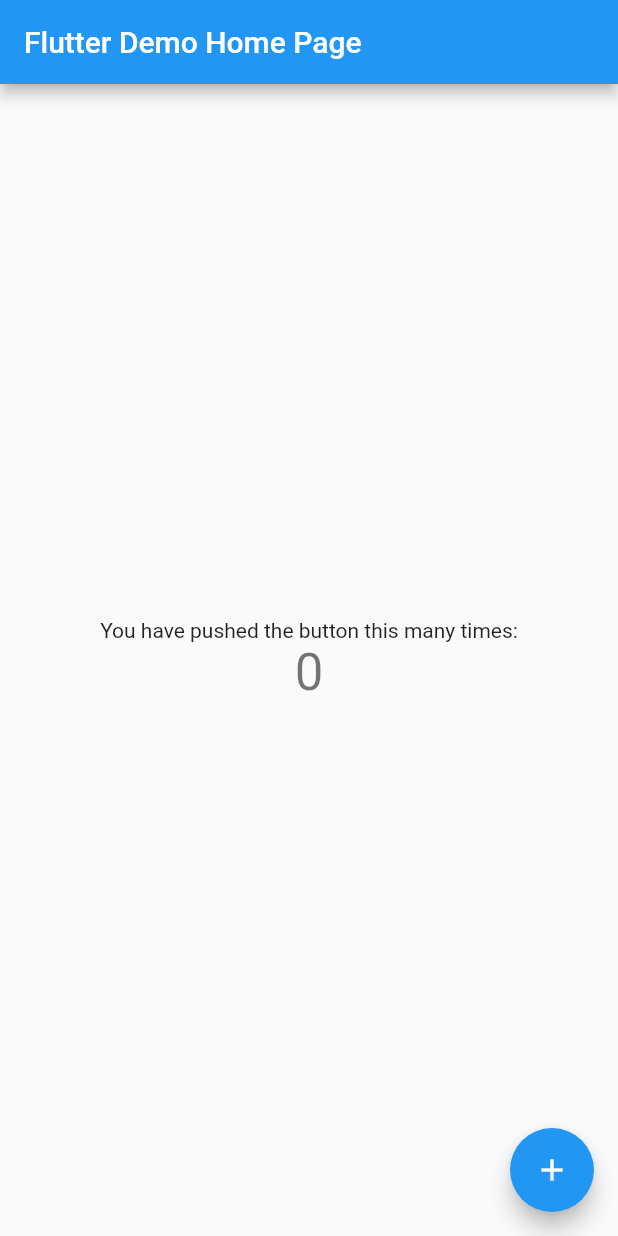
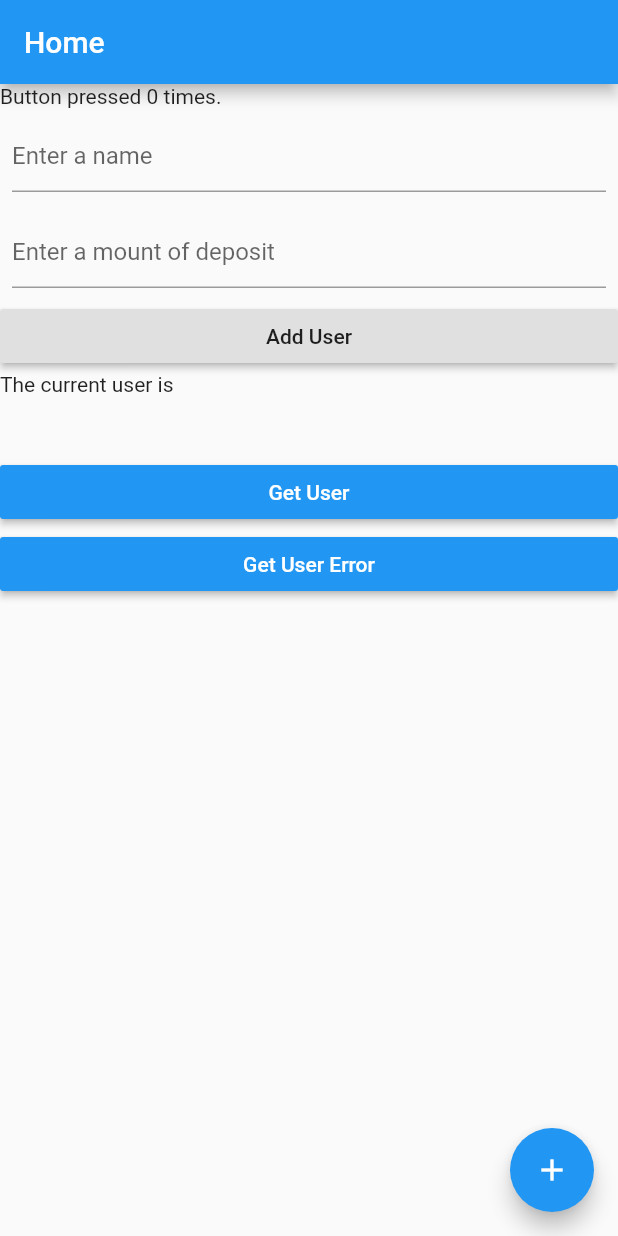
Before and after one commit to bruceo-beflex/BeflexCleanArchitecture, a Flutter app: the screen it shows after launch, on a phone screen of 412 x 824 dp. Run offline on Flutter 3.47's test engine with Material 2 defaults, Android fonts, the phone set to English and light mode, and no system bars; our stand-ins replace flutter_clean_architecture, rxdart; accounts and stored records are empty.

Commit message:
temp commit

```diff
--- a/lib/main.dart
+++ b/lib/main.dart
@@ -1,64 +1,4 @@
 import 'package:flutter/material.dart';
+import 'src/root.dart';
 
 void main() => runApp(MyApp());
-
-class MyApp extends StatelessWidget {
-  // This widget is the root of your application.
-  @override
-  Widget build(BuildContext context) {
-    return MaterialApp(
-      title: 'Flutter Demo',
-      theme: ThemeData(
-        primarySwatch: Colors.blue,
-      ),
-      home: MyHomePage(title: 'Flutter Demo Home Page'),
-    );
-  }
-}
-
-class MyHomePage extends StatefulWidget {
-  MyHomePage({Key key, this.title}) : super(key: key);
-
-  final String title;
-
-  @override
-  _MyHomePageState createState() => _MyHomePageState();
-}
-
-class _MyHomePageState extends State<MyHomePage> {
-  int _counter = 0;
-
-  void _incrementCounter() {
-    setState(() {
-      _counter++;
-    });
-  }
-
-  @override
-  Widget build(BuildContext context) {
-    return Scaffold(
-      appBar: AppBar(
-        title: Text(widget.title),
-      ),
-      body: Center(
-        child: Column(
-          mainAxisAlignment: MainAxisAlignment.center,
-          children: <Widget>[
-            Text(
-              'You have pushed the button this many times:',
-            ),
-            Text(
-              '$_counter',
-              style: Theme.of(context).textTheme.display1,
-            ),
-          ],
-        ),
-      ),
-      floatingActionButton: FloatingActionButton(
-        onPressed: _incrementCounter,
-        tooltip: 'Increment',
-        child: Icon(Icons.add),
-      ), // This trailing comma makes auto-formatting nicer for build methods.
-    );
-  }
-}
--- /dev/null
+++ b/lib/src/app/pages/home/home_controller.dart
@@ -0,0 +1,82 @@
+import 'package:beflex_clean_architecture/src/domain/entities/user.dart';
+import 'package:flutter/material.dart';
+import 'package:flutter_clean_architecture/flutter_clean_architecture.dart';
+
+import 'home_presenter.dart';
+
+class HomeController extends Controller {
+  int _counter;
+  User _user;
+  int _userCount;
+  int get counter => _counter;
+  int get userCount => _userCount;
+  User get user => _user; // data used by the View
+
+  final HomePresenter homePresenter;
+  // Presenter should always be initialized this way
+  HomeController(dynamic usersRepo)
+      : _counter = 0,
+        homePresenter = HomePresenter(usersRepo),
+        super();
+
+  @override
+  // this is called automatically by the parent class
+  void initListeners() {
+    homePresenter.addUserOnComplete = () {
+      print("Add completed");
+    };
+
+    homePresenter.addUserOnError = (e){
+      print('Could not add user.');
+      ScaffoldState state = getState();
+      state.showSnackBar(SnackBar(content: Text(e.message)));
+      _user = null;
+      refreshUI();
+    };
+
+    homePresenter.addUserOnNext = (result) {
+      print("adding user : " + result.toString());
+      ScaffoldState state = getState();
+      state.showSnackBar(SnackBar(content: Text(result ? "Succeeded to add an user " : "Failed to add an user ")));
+    };
+
+    homePresenter.getUserOnNext = (result) {
+      if (result is int) {
+        _userCount = result;
+      } else {
+        _user = user;
+      }
+
+      refreshUI(); // Refreshes the UI manually
+    };
+    homePresenter.getUserOnComplete = () {
+      print('User retrieved');
+    };
+
+    // On error, show a snackbar, remove the user, and refresh the UI
+    homePresenter.getUserOnError = (e) {
+      print('Could not retrieve user.');
+      ScaffoldState state = getState();
+      state.showSnackBar(SnackBar(content: Text(e.message)));
+      _user = null;
+      refreshUI(); // Refreshes the UI manually
+    };
+  }
+
+  void getUser() => homePresenter.getUser('test-uid');
+
+  void getUserwithError() => homePresenter.getUser('test-uid231243');
+
+  void addUser(String name, double amount) =>
+      homePresenter.addUser(name, amount);
+
+  void buttonPressed() {
+    _counter++;
+  }
+
+  @override
+  void dispose() {
+    homePresenter.dispose(); // don't forget to dispose of the presenter
+    super.dispose();
+  }
+}
--- /dev/null
+++ b/lib/src/app/pages/home/home_view.dart
@@ -0,0 +1,96 @@
+import 'package:beflex_clean_architecture/src/data/repositories/data_users_repository.dart';
+import 'package:flutter/material.dart';
+import 'package:flutter_clean_architecture/flutter_clean_architecture.dart';
+
+import 'home_controller.dart';
+
+
+class HomePage extends View {
+  HomePage({Key key}) : super(key: key);
+
+  @override
+  _HomePageState createState() =>
+      // inject dependencies inwards
+      _HomePageState(HomeController(DataUsersRepository()));
+}
+
+class _HomePageState extends ViewState<HomePage, HomeController>{
+  _HomePageState(HomeController controller) : super(controller);
+
+  final nameController = TextEditingController();
+  final depositController = TextEditingController();
+
+
+  @override
+  Widget build(BuildContext context) {
+    return Scaffold(
+      appBar: AppBar(
+        title: Text("Home"),
+      ),
+      body: Scaffold(
+        key: globalKey, // built in global key for the ViewState for easy access in the controller
+        body: Center(
+          child: ListView(
+            children: <Widget>[
+              Text(
+                // use data provided by the controller
+                'Button pressed ${controller.counter} times.',
+              ),
+              Padding(
+                padding: const EdgeInsets.all(8.0),
+                child: TextField(
+                  controller: nameController,
+                  decoration: InputDecoration(hintText: 'Enter a name'),
+                ),
+              ),
+              Padding(
+                padding: const EdgeInsets.all(8.0),
+                child: TextField(
+                  controller: depositController,
+                  decoration: InputDecoration(hintText: 'Enter a mount of deposit'),
+                ),
+              ),
+              RaisedButton(onPressed: (){
+                controller.addUser(nameController.text, double.parse( depositController.text));
+              },
+              child: Text("Add User"),
+              ),
+
+
+              Text(
+                'The current user is',
+              ),
+              Text(
+                controller.user == null ? '' : '${controller.user}',
+                style: Theme.of(context).textTheme.display1,
+              ),
+              RaisedButton(
+                onPressed: controller.getUser,
+                child: Text(
+                  'Get User',
+                  style: TextStyle(color: Colors.white),
+                ),
+                color: Colors.blue,
+              ),
+              RaisedButton(
+                onPressed: controller.getUserwithError,
+                child: Text(
+                  'Get User Error',
+                  style: TextStyle(color: Colors.white),
+                ),
+                color: Colors.blue,
+              )
+            ],
+          ),
+        ),
+      ),
+      floatingActionButton: FloatingActionButton(
+        onPressed: () => callHandler(controller
+            .buttonPressed), // callhandler refreshes the view the handler has finished
+        tooltip: 'Increment',
+        child: Icon(Icons.add),
+      ), // This trailing comma makes auto-formatting nicer for build methods.
+    );
+  }
+
+}
--- /dev/null
+++ b/lib/src/data/repositories/data_users_repository.dart
@@ -0,0 +1,52 @@
+import 'package:beflex_clean_architecture/src/domain/entities/account.dart';
+import 'package:beflex_clean_architecture/src/domain/entities/user.dart';
+import 'package:beflex_clean_architecture/src/domain/repositories/user_repository.dart';
+import 'package:uuid/uuid.dart';
+
+class DataUsersRepository extends UsersRepository {
+
+  List<User> users;
+  // sigleton
+  static DataUsersRepository _instance = DataUsersRepository._internal();
+  DataUsersRepository._internal() {
+    users = List<User>();
+    //users.addAll([User('test-uid', 'John Smith', 18), User('test-uid2', 'John Doe', 22)]);
+  }
+  factory DataUsersRepository() => _instance;
+
+  @override
+  Future<List<User>> getAllUsers() async {
+    // Here, do some heavy work lke http requests, async tasks, etc to get data
+    return users;
+  }
+
+  @override
+  Future<User> getUser(String uid) async {
+    // Here, do some heavy work lke http requests, async tasks, etc to get data
+
+    return users.firstWhere((user) => user.uid == uid);
+  }
+
+  @override
+  Future<bool> addUser(String name, double amount) async {
+    Uuid _uuid = Uuid();
+    var beforeCount = users.length;
+    Account newAccount = Account(0, amount);
+    List<Account> newAccountList = List<Account>();
+    newAccountList.add(newAccount);
+    users.add(User(_uuid.v4(),name, accounts:newAccountList ));
+
+    if(beforeCount +1 == users.length){
+      return true;
+    }
+    return false;
+
+  }
+
+  @override
+  Future<int> getUserCount() async {
+
+    return users.length;
+  }
+
+}
--- /dev/null
+++ b/lib/src/domain/entities/account.dart
@@ -0,0 +1,5 @@
+class Account{
+  int accountNumber;
+  double amount;
+  Account(this.accountNumber, this.amount);
+}
--- /dev/null
+++ b/lib/src/domain/entities/user.dart
@@ -0,0 +1,11 @@
+import 'account.dart';
+
+class User {
+  final String uid;
+  final String name;
+  List<Account> accounts;
+  User(this.uid, this.name, {this.accounts});
+
+  @override
+  String toString() => '$name, $uid';
+}
--- /dev/null
+++ b/lib/src/domain/repositories/user_repository.dart
@@ -0,0 +1,8 @@
+import 'package:beflex_clean_architecture/src/domain/entities/user.dart';
+
+abstract class UsersRepository {
+  Future<User> getUser(String uid);
+  Future<List<User>> getAllUsers();
+  Future<int> getUserCount();
+  Future<bool> addUser(String name, double amount);
+}
--- /dev/null
+++ b/lib/src/root.dart
@@ -0,0 +1,17 @@
+import 'package:flutter/material.dart';
+
+import 'app/pages/home/home_view.dart';
+
+class MyApp extends StatelessWidget {
+  // This widget is the root of your application.
+  @override
+  Widget build(BuildContext context) {
+    return MaterialApp(
+      title: 'Flutter Demo',
+      theme: ThemeData(
+        primarySwatch: Colors.blue,
+      ),
+      home: HomePage(),
+    );
+  }
+}
--- a/pubspec.yaml
+++ b/pubspec.yaml
@@ -20,10 +20,10 @@ dependencies:
   flutter:
     sdk: flutter
 
-  # The following adds the Cupertino Icons font to your application.
-  # Use with the CupertinoIcons class for iOS style icons.
   cupertino_icons: ^0.1.2
   flutter_clean_architecture: ^1.0.5
+  rxdart: ^0.22.2
+  uuid: ^2.0.2
 
 dev_dependencies:
   flutter_test:
```
Also changed, not shown: lib/src/app/pages/home/home_presenter.dart (added, +90 -0 lines), lib/src/domain/usecases/add_user_usecase.dart (added, +45 -0 lines), lib/src/domain/usecases/get_user_usecase.dart (added, +60 -0 lines), pubspec.lock, 1 other file.
